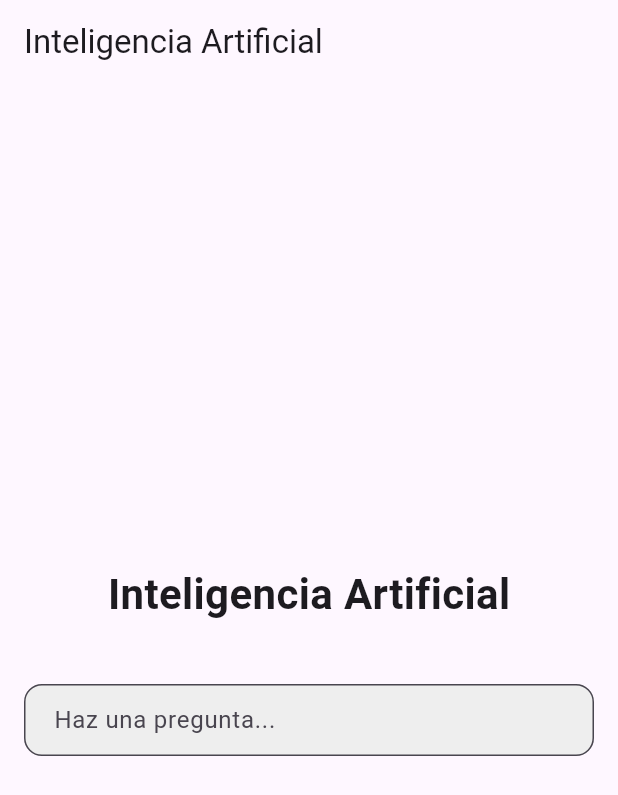
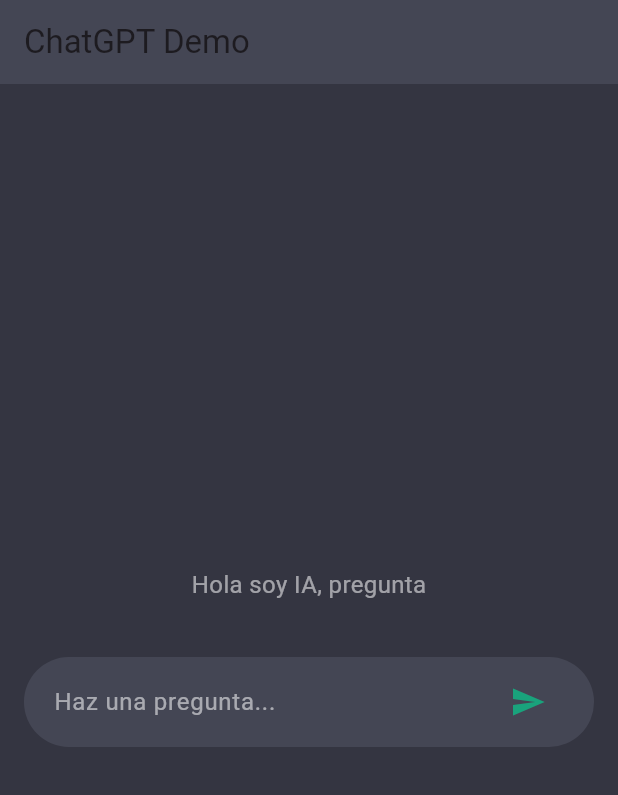
Before and after one commit to julio763284/IA, a Flutter app: the screen it shows after launch, on a phone screen of 412 x 824 dp. Shown: the top 795 px of the screen. Run offline on Flutter 3.47's test engine with Material 3 defaults, Android fonts, the phone set to English and light mode, and no system bars; our stand-ins replace equatable, flutter_bloc.

Commit message:
Primer parte, vistas de inicio y de falla
Se le agregaron los blo y el api Key para la IA

```diff
--- /dev/null
+++ b/flutter_application_1/lib/Bloc/home_bloc.dart
@@ -0,0 +1,11 @@
+import 'package:flutter_bloc/flutter_bloc.dart';
+import 'home_event.dart';
+import 'home_state.dart';
+
+class PreguntaBloc extends Bloc<PreguntaEvent, PreguntaState> {
+  PreguntaBloc() : super(const PreguntaState(pregunta: '')) {
+    on<PreguntaCambiada>((event, emit) {
+      emit(state.copyWith(pregunta: event.pregunta));
+    });
+  }
+}
--- /dev/null
+++ b/flutter_application_1/lib/Bloc/home_event.dart
@@ -0,0 +1,9 @@
+// Define los eventos que el BLoC manejará
+
+abstract class PreguntaEvent {}
+
+class PreguntaCambiada extends PreguntaEvent {
+  final String pregunta;
+
+  PreguntaCambiada(this.pregunta);
+}
--- /dev/null
+++ b/flutter_application_1/lib/Bloc/home_state.dart
@@ -0,0 +1,18 @@
+import 'package:equatable/equatable.dart';
+
+// Define el estado que manejará el BLoC
+
+class PreguntaState extends Equatable {
+  final String pregunta;
+
+  const PreguntaState({required this.pregunta});
+
+  PreguntaState copyWith({String? pregunta}) {
+    return PreguntaState(
+      pregunta: pregunta ?? this.pregunta,
+    );
+  }
+
+  @override
+  List<Object> get props => [pregunta];
+}
--- a/flutter_application_1/lib/Inicio.dart
+++ /dev/null
@@ -1,43 +0,0 @@
-import 'package:flutter/material.dart';
-
-class Inicio extends StatelessWidget {
-  const Inicio({super.key});
-
-  @override
-  Widget build(BuildContext context) {
-    return Scaffold(
-      appBar: AppBar(title: const Text('Inteligencia Artificial')),
-      body: Padding(
-        padding: const EdgeInsets.all(16),
-        child: Column(
-          mainAxisAlignment: MainAxisAlignment.center, // Centra verticalmente
-          children: [
-            const Spacer(), // Empuja hacia el centro
-            const Center(
-              child: Text(
-                'Inteligencia Artificial',
-                style: TextStyle(fontSize: 28, fontWeight: FontWeight.bold),
-              ),
-            ),
-            const SizedBox(height: 40),
-            TextField(
-              decoration: InputDecoration(
-                hintText: 'Haz una pregunta...',
-                filled: true,
-                fillColor: Colors.grey[200],
-                border: OutlineInputBorder(
-                  borderRadius: BorderRadius.circular(12),
-                ),
-                contentPadding: const EdgeInsets.symmetric(
-                  horizontal: 16,
-                  vertical: 12,
-                ),
-              ),
-            ),
-            const Spacer(), // Empuja hacia abajo
-          ],
-        ),
-      ),
-    );
-  }
-}
--- /dev/null
+++ b/flutter_application_1/lib/Vistas/Inicio.dart
@@ -0,0 +1,216 @@
+import 'package:flutter/material.dart';
+import 'vista_falla.dart'; // Asegúrate de tener esta vista en tu proyecto
+
+class InicioChatGPT extends StatefulWidget {
+  const InicioChatGPT({super.key});
+
+  @override
+  State<InicioChatGPT> createState() => _InicioChatGPTState();
+}
+
+class _InicioChatGPTState extends State<InicioChatGPT> {
+  final TextEditingController _controller = TextEditingController();
+  final FocusNode _focusNode = FocusNode();
+  final ScrollController _scrollController = ScrollController();
+
+  final List<Map<String, String>> _mensajes = [];
+  String? _mensajeError;
+  bool _isFocused = false;
+  bool _chatIniciado = false;
+
+  @override
+  void initState() {
+    super.initState();
+    _focusNode.addListener(() {
+      if (!_chatIniciado && _focusNode.hasFocus) {
+        setState(() {
+          _isFocused = true;
+        });
+      }
+    });
+  }
+
+  @override
+  void dispose() {
+    _controller.dispose();
+    _focusNode.dispose();
+    _scrollController.dispose();
+    super.dispose();
+  }
+
+  void _enviarPregunta() async {
+    final pregunta = _controller.text.trim();
+    if (pregunta.isEmpty) return;
+
+    setState(() {
+      _mensajeError = null;
+      _mensajes.add({'role': 'user', 'text': pregunta});
+      _controller.clear();
+      _chatIniciado = true;
+    });
+
+    _scrollHaciaAbajo();
+
+    try {
+      await Future.delayed(const Duration(seconds: 1));
+      setState(() {
+        _mensajes.add({'role': 'ai', 'text': 'Respuesta para: "$pregunta"'});
+      });
+      _scrollHaciaAbajo();
+    } catch (e) {
+      setState(() {
+        _mensajeError = 'Error al obtener respuesta: $e';
+      });
+    }
+  }
+
+  void _scrollHaciaAbajo() {
+    Future.delayed(const Duration(milliseconds: 100), () {
+      if (_scrollController.hasClients) {
+        _scrollController.animateTo(
+          _scrollController.position.maxScrollExtent,
+          duration: const Duration(milliseconds: 300),
+          curve: Curves.easeOut,
+        );
+      }
+    });
+  }
+
+  @override
+  Widget build(BuildContext context) {
+    final screenHeight = MediaQuery.of(context).size.height;
+    final inputHeight = 60.0;
+
+    // 🔧 Barra de entrada ajustada para no quedar muy baja
+    final double topPosition = (!_chatIniciado && !_isFocused)
+        ? screenHeight / 2 - inputHeight / 2
+        : screenHeight -
+            inputHeight -
+            MediaQuery.of(context).padding.bottom -
+            60; // subimos la barra
+
+    if (_mensajeError != null) {
+      return VistaFalla(
+        mensajeError: _mensajeError!,
+        onRetry: () {
+          setState(() {
+            _mensajeError = null;
+            _mensajes.clear();
+            _controller.clear();
+            _chatIniciado = false;
+            _isFocused = false;
+          });
+        },
+      );
+    }
+
+    return Scaffold(
+      backgroundColor: const Color(0xFF343541),
+      appBar: AppBar(
+        backgroundColor: const Color(0xFF444654),
+        elevation: 0,
+        title: const Text('ChatGPT Demo'),
+      ),
+      body: Stack(
+        children: [
+          // Mensajes
+          Positioned(
+            top: 0,
+            left: 0,
+            right: 0,
+            bottom: inputHeight + 40,
+            child: Padding(
+              padding: const EdgeInsets.all(16),
+              child: _mensajes.isEmpty
+                  ? const Center(
+                      child: Text(
+                        'Hola soy IA, pregunta',
+                        style: TextStyle(color: Colors.white54, fontSize: 16),
+                      ),
+                    )
+                  : ListView.builder(
+                      controller: _scrollController,
+                      itemCount: _mensajes.length,
+                      itemBuilder: (context, index) {
+                        final mensaje = _mensajes[index];
+                        final isUser = mensaje['role'] == 'user';
+
+                        return Align(
+                          alignment: isUser
+                              ? Alignment.centerRight
+                              : Alignment.centerLeft,
+                          child: Container(
+                            margin: const EdgeInsets.symmetric(vertical: 6),
+                            padding: const EdgeInsets.all(16),
+                            constraints: BoxConstraints(
+                              maxWidth:
+                                  MediaQuery.of(context).size.width * 0.75,
+                            ),
+                            decoration: BoxDecoration(
+                              color: isUser
+                                  ? const Color(0xFF19A37C)
+                                  : const Color(0xFF444654),
+                              borderRadius: BorderRadius.only(
+                                topLeft: const Radius.circular(16),
+                                topRight: const Radius.circular(16),
+                                bottomLeft: Radius.circular(isUser ? 16 : 0),
+                                bottomRight: Radius.circular(isUser ? 0 : 16),
+                              ),
+                            ),
+                            child: Text(
+                              mensaje['text'] ?? '',
+                              style: const TextStyle(
+                                color: Colors.white,
+                                fontSize: 18,
+                              ),
+                            ),
+                          ),
+                        );
+                      },
+                    ),
+            ),
+          ),
+
+          // Barra de entrada
+          AnimatedPositioned(
+            duration: const Duration(milliseconds: 300),
+            curve: Curves.easeInOut,
+            left: 16,
+            right: 16,
+            top: topPosition,
+            child: Container(
+              height: inputHeight,
+              decoration: BoxDecoration(
+                color: const Color(0xFF444654),
+                borderRadius: BorderRadius.circular(30),
+              ),
+              padding: const EdgeInsets.symmetric(horizontal: 20),
+              child: Row(
+                children: [
+                  Expanded(
+                    child: TextField(
+                      controller: _controller,
+                      focusNode: _focusNode,
+                      style: const TextStyle(color: Colors.white, fontSize: 16),
+                      cursorColor: Colors.white,
+                      decoration: const InputDecoration(
+                        hintText: 'Haz una pregunta...',
+                        hintStyle: TextStyle(color: Colors.white54),
+                        border: InputBorder.none,
+                      ),
+                      onSubmitted: (_) => _enviarPregunta(),
+                    ),
+                  ),
+                  IconButton(
+                    icon: const Icon(Icons.send, color: Color(0xFF19A37C)),
+                    onPressed: _enviarPregunta,
+                  ),
+                ],
+              ),
+            ),
+          ),
+        ],
+      ),
+    );
+  }
+}
--- a/flutter_application_1/lib/failure.dart
+++ /dev/null
@@ -1 +0,0 @@
-import 'package:flutter/material.dart';
--- a/flutter_application_1/lib/main.dart
+++ b/flutter_application_1/lib/main.dart
@@ -1,5 +1,7 @@
+import 'package:flutter/cupertino.dart';
+import 'Vistas/vista_falla.dart';
 import 'package:flutter/material.dart';
-import 'Inicio.dart';
+import 'package:flutter_application_1/Vistas/Inicio.dart';
 
 void main() {
   runApp(const MyApp());
@@ -8,9 +10,12 @@ void main() {
 class MyApp extends StatelessWidget {
   const MyApp({super.key});
 
-  // This widget is the root of your application.
   @override
   Widget build(BuildContext context) {
-    return MaterialApp(home: Inicio());
+    return MaterialApp(
+      home: InicioChatGPT(),
+    );
+
+
   }
 }
--- a/flutter_application_1/pubspec.yaml
+++ b/flutter_application_1/pubspec.yaml
@@ -34,6 +34,9 @@ dependencies:
   # The following adds the Cupertino Icons font to your application.
   # Use with the CupertinoIcons class for iOS style icons.
   cupertino_icons: ^1.0.8
+  flutter_bloc: ^9.1.1
+  equatable: ^2.0.7
+  http: ^1.4.0
 
 dev_dependencies:
   flutter_test:
```
Also changed, not shown: flutter_application_1/lib/Service/OpenIA.dart (added, +33 -0 lines), flutter_application_1/lib/Vistas/vista_falla.dart (added, +44 -0 lines), flutter_application_1/pubspec.lock.
